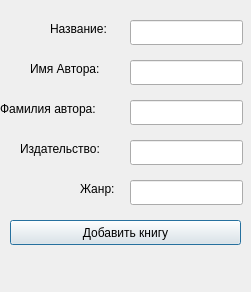
Old version of the form addDialog.ui in the repository zhbuni/library-subscription.
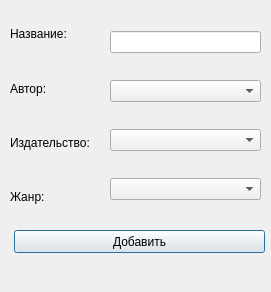
New version of the form.

```diff
--- a/addDialog.ui
+++ b/addDialog.ui
@@ -6,91 +6,19 @@
    <rect>
     <x>0</x>
     <y>0</y>
-    <width>251</width>
+    <width>271</width>
     <height>292</height>
    </rect>
   </property>
   <property name="windowTitle">
    <string>Dialog</string>
   </property>
-  <widget class="QLabel" name="label">
-   <property name="geometry">
-    <rect>
-     <x>50</x>
-     <y>20</y>
-     <width>71</width>
-     <height>17</height>
-    </rect>
-   </property>
-   <property name="text">
-    <string>Название: </string>
-   </property>
-  </widget>
-  <widget class="QLineEdit" name="titleEdit">
-   <property name="geometry">
-    <rect>
-     <x>130</x>
-     <y>20</y>
-     <width>113</width>
-     <height>25</height>
-    </rect>
-   </property>
-  </widget>
-  <widget class="QLabel" name="label_2">
-   <property name="geometry">
-    <rect>
-     <x>30</x>
-     <y>60</y>
-     <width>91</width>
-     <height>17</height>
-    </rect>
-   </property>
-   <property name="text">
-    <string>Имя Автора:</string>
-   </property>
-  </widget>
-  <widget class="QLineEdit" name="nameEdit">
-   <property name="geometry">
-    <rect>
-     <x>130</x>
-     <y>60</y>
-     <width>113</width>
-     <height>25</height>
-    </rect>
-   </property>
-  </widget>
-  <widget class="QLabel" name="label_3">
-   <property name="geometry">
-    <rect>
-     <x>20</x>
-     <y>140</y>
-     <width>101</width>
-     <height>17</height>
-    </rect>
-   </property>
-   <property name="text">
-    <string>Издательство:</string>
-   </property>
-  </widget>
-  <widget class="QLabel" name="label_4">
-   <property name="geometry">
-    <rect>
-     <x>80</x>
-     <y>180</y>
-     <width>41</width>
-     <height>17</height>
-    </rect>
-   </property>
-   <property name="text">
-    <string>Жанр:</string>
-   </property>
-  </widget>
   <widget class="QLabel" name="statusLabel">
    <property name="geometry">
     <rect>
      <x>10</x>
      <y>260</y>
-     <width>231</width>
+     <width>251</width>
      <height>20</height>
     </rect>
    </property>
@@ -98,60 +26,81 @@
     <string/>
    </property>
   </widget>
-  <widget class="QLineEdit" name="surnameEdit">
-   <property name="geometry">
-    <rect>
-     <x>130</x>
-     <y>100</y>
-     <width>113</width>
-     <height>25</height>
-    </rect>
-   </property>
-  </widget>
-  <widget class="QLabel" name="label_5">
-   <property name="geometry">
-    <rect>
-     <x>0</x>
-     <y>100</y>
-     <width>121</width>
-     <height>17</height>
-    </rect>
-   </property>
-   <property name="text">
-    <string>Фамилия автора:</string>
-   </property>
-  </widget>
-  <widget class="QLineEdit" name="pubEdit">
-   <property name="geometry">
-    <rect>
-     <x>130</x>
-     <y>140</y>
-     <width>113</width>
-     <height>25</height>
-    </rect>
-   </property>
-  </widget>
-  <widget class="QLineEdit" name="genreEdit">
-   <property name="geometry">
-    <rect>
-     <x>130</x>
-     <y>180</y>
-     <width>113</width>
-     <height>25</height>
-    </rect>
-   </property>
-  </widget>
-  <widget class="QPushButton" name="addButtonDialog">
+  <widget class="QWidget" name="verticalLayoutWidget">
    <property name="geometry">
     <rect>
      <x>10</x>
-     <y>220</y>
-     <width>231</width>
-     <height>25</height>
+     <y>10</y>
+     <width>101</width>
+     <height>211</height>
+    </rect>
+   </property>
+   <layout class="QVBoxLayout" name="verticalLayout">
+    <item>
+     <widget class="QLabel" name="label_3">
+      <property name="text">
+       <string>Название:</string>
+      </property>
+     </widget>
+    </item>
+    <item>
+     <widget class="QLabel" name="label_2">
+      <property name="text">
+       <string>Автор:</string>
+      </property>
+     </widget>
+    </item>
+    <item>
+     <widget class="QLabel" name="label_4">
+      <property name="text">
+       <string>Издательство:</string>
+      </property>
+     </widget>
+    </item>
+    <item>
+     <widget class="QLabel" name="label">
+      <property name="text">
+       <string>Жанр:</string>
+      </property>
+     </widget>
+    </item>
+   </layout>
+  </widget>
+  <widget class="QWidget" name="verticalLayoutWidget_2">
+   <property name="geometry">
+    <rect>
+     <x>110</x>
+     <y>10</y>
+     <width>151</width>
+     <height>211</height>
+    </rect>
+   </property>
+   <layout class="QVBoxLayout" name="verticalLayout_2">
+    <item>
+     <widget class="QLineEdit" name="titleEdit"/>
+    </item>
+    <item>
+     <widget class="QComboBox" name="authorEdit"/>
+    </item>
+    <item>
+     <widget class="QComboBox" name="pubEdit"/>
+    </item>
+    <item>
+     <widget class="QComboBox" name="genreEdit"/>
+    </item>
+   </layout>
+  </widget>
+  <widget class="QPushButton" name="addBookButton">
+   <property name="geometry">
+    <rect>
+     <x>14</x>
+     <y>230</y>
+     <width>251</width>
+     <height>23</height>
     </rect>
    </property>
    <property name="text">
-    <string>Добавить книгу</string>
+    <string>Добавить</string>
    </property>
   </widget>
   <zorder>surnameEdit</zorder>
```
Left out of the diff: 14 changed lines with no effect on the pictures.
